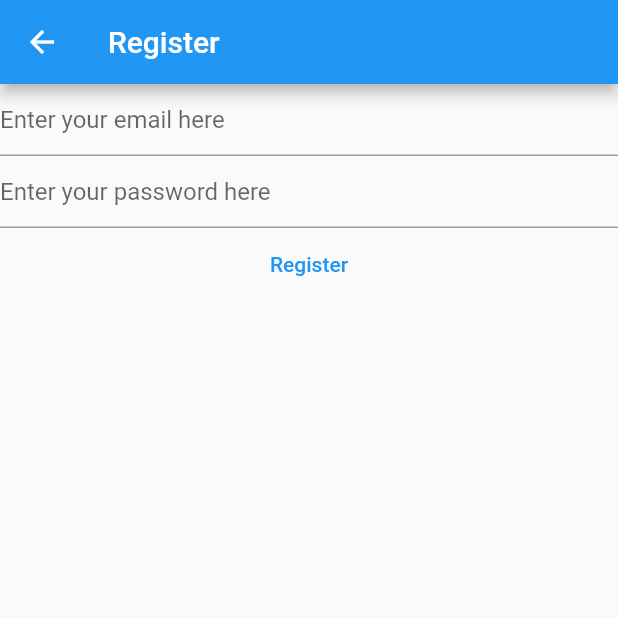
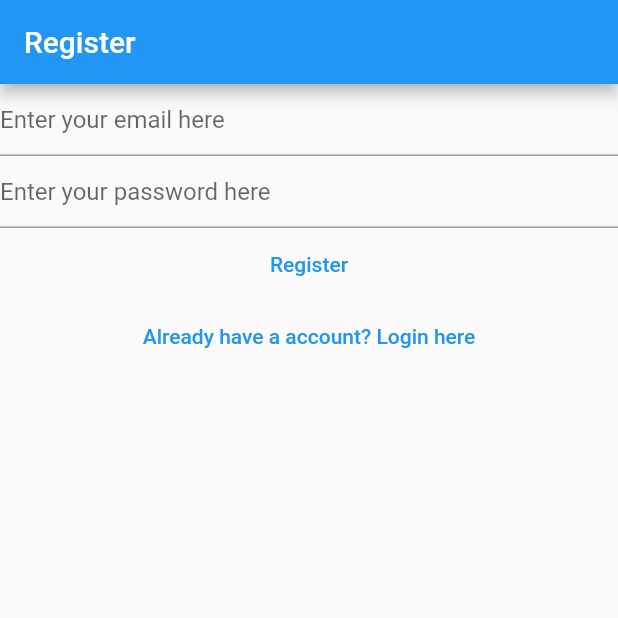
Before and after one commit to DeveloperMalay/Mynotes-flutter, a Flutter app: the RegisterView screen opened directly, on a phone screen of 412 x 824 dp, the top half of it. Run offline on Flutter 3.47's test engine with Material 2 defaults, Android fonts, the phone set to English and light mode, and no system bars; our stand-ins replace firebase_auth, firebase_core; accounts and stored records are empty.

```diff
--- a/lib/views/Register_View.dart
+++ b/lib/views/Register_View.dart
@@ -1,7 +1,5 @@
 import 'package:firebase_auth/firebase_auth.dart';
-import 'package:firebase_core/firebase_core.dart';
 import 'package:flutter/material.dart';
-import '../firebase_options.dart';
 
 class RegisterView extends StatefulWidget {
   const RegisterView({Key? key}) : super(key: key);
@@ -31,31 +29,23 @@ class _RegisterViewState extends State<RegisterView> {
   @override
   Widget build(BuildContext context) {
     return Scaffold(
-      appBar: AppBar(title: const Text('Register')),
-      body: FutureBuilder(
-          future: Firebase.initializeApp(
-            options: DefaultFirebaseOptions.currentPlatform,
-          ),
-          builder: (context, snapshot) {
-            switch (snapshot.connectionState) {
-              case ConnectionState.done:
-                return Column(
+      appBar: AppBar( title: const Text('Register'),),
+      body: Column(
         children: [
           TextField(
             controller: _email,
             enableSuggestions: false,
             autocorrect: false,
             keyboardType: TextInputType.emailAddress,
-                      decoration: const InputDecoration(
-                          hintText: 'Enter your email here'),
+            decoration: const InputDecoration(hintText: 'Enter your email here'),
           ),
           TextField(
             controller: _password,
             obscureText: true,
             enableSuggestions: false,
             autocorrect: false,
-                      decoration: const InputDecoration(
-                          hintText: 'Enter your password here'),
+            decoration:
+                const InputDecoration(hintText: 'Enter your password here'),
           ),
           TextButton(
             onPressed: () async {
@@ -79,13 +69,14 @@ class _RegisterViewState extends State<RegisterView> {
             },
             child: const Text('Register'),
           ),
+           TextButton(
+            onPressed: () {
+              Navigator.of(context)
+                  .pushNamedAndRemoveUntil('/login/', (route) => false);
+            },
+            child:  const Text(" Already have a account? Login here "))
         ],
-                );
-
-              default:
-                return const Text('Loading....');
-            }
-          }),
+      ),
     );
   }
 }
```
Also changed, not shown: lib/main.dart (+17 -14 lines), lib/views/Login_View.dart (+15 -24 lines), lib/views/verify_email_view.dart (added, +28 -0 lines), 1 other file. Lines whose indentation alone changed are shown as unchanged.
